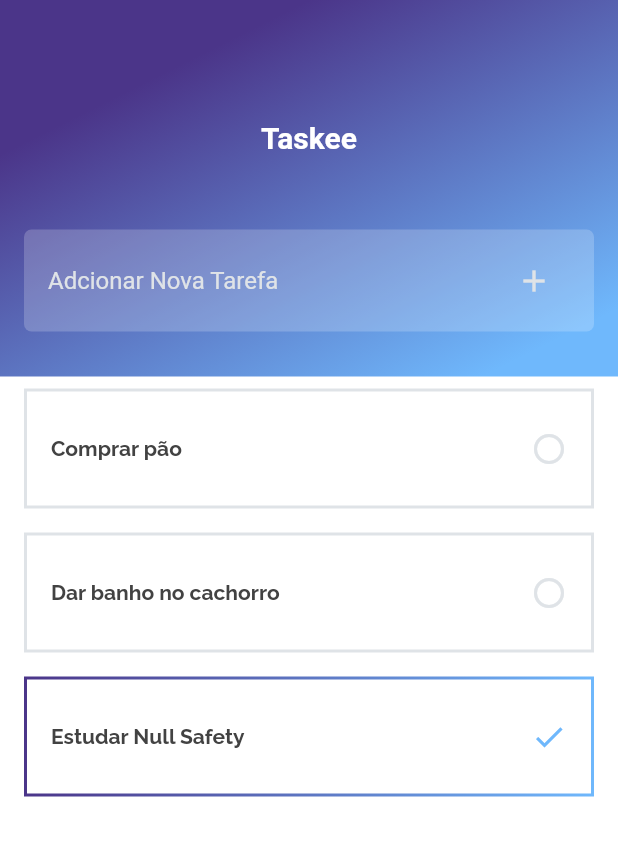
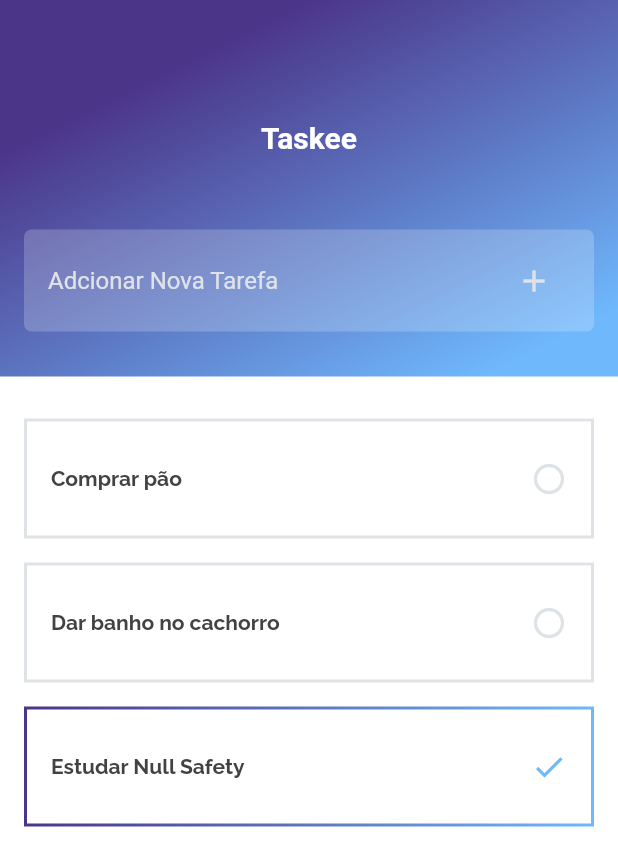
Before and after one commit to caiovini64/taskee-app, a Flutter app: the screen it shows after launch, on a phone screen of 412 x 824 dp. Shown: the top 866 px of the screen. Run offline on Flutter 3.47's test engine with Material 2 defaults, Android fonts, the phone set to English and light mode, and no system bars; drawn by our look-alikes of outline_gradient_button; our stand-ins replace google_fonts; missing offline and left inert: dart:js.

Commit message:
Implementa responsividade dos widgets

```diff
--- a/lib/components/task_item.dart
+++ /dev/null
@@ -1,99 +0,0 @@
-import 'package:flutter/material.dart';
-import 'package:outline_gradient_button/outline_gradient_button.dart';
-import 'package:provider/provider.dart';
-import 'package:taskee/provider/task_model.dart';
-import 'package:taskee/provider/task_provider.dart';
-
-class TaskItem extends StatelessWidget {
-  @override
-  Widget build(BuildContext context) {
-    return Consumer<TaskModel>(
-      builder: (ctx, task, __) => GestureDetector(
-        onTap: () {
-          task.toggleCheck();
-        },
-        child: Padding(
-          padding: const EdgeInsets.fromLTRB(16, 8, 16, 8),
-          child: Dismissible(
-            confirmDismiss: (_) async {
-              return showDialog(
-                context: context,
-                builder: (context) => AlertDialog(
-                  title: Text('Excluir tarefa?'),
-                  actions: [
-                    TextButton(
-                      onPressed: () {
-                        Navigator.of(context).pop(false);
-                      },
-                      child: Text('Cancelar'),
-                    ),
-                    TextButton(
-                      onPressed: () {
-                        Navigator.of(context).pop(true);
-                      },
-                      child: Text('Ok'),
-                    ),
-                  ],
-                ),
-              );
-            },
-            onDismissed: (_) {
-              Provider.of<TaskProvider>(context, listen: false).remove(task.id);
-            },
-            direction: DismissDirection.startToEnd,
-            key: UniqueKey(),
-            background: Container(
-              decoration: BoxDecoration(
-                color: Colors.red,
-                borderRadius: BorderRadius.circular(5),
-              ),
-              child: Align(
-                alignment: Alignment(-0.9, 0.0),
-                child: Icon(
-                  Icons.delete,
-                  color: Colors.white,
-                ),
-              ),
-            ),
-            child: OutlineGradientButton(
-              backgroundColor: Colors.transparent,
-              radius: Radius.circular(0),
-              strokeWidth: 2,
-              padding: EdgeInsets.only(top: 10, bottom: 10),
-              gradient: LinearGradient(
-                colors: task.isChecked == true
-                    ? [
-                        Theme.of(context).primaryColor,
-                        Theme.of(context).primaryColorLight,
-                      ]
-                    : [
-                        Theme.of(context).disabledColor,
-                        Theme.of(context).disabledColor,
-                      ],
-                begin: Alignment.centerLeft,
-                end: Alignment.centerRight,
-              ),
-              child: ListTile(
-                title: Text(
-                  task.title,
-                  style: Theme.of(context).textTheme.headline2,
-                  overflow: TextOverflow.ellipsis,
-                  maxLines: 2,
-                  softWrap: true,
-                ),
-                trailing: Icon(
-                  task.isChecked == true
-                      ? Icons.check_outlined
-                      : Icons.panorama_fish_eye,
-                  color: task.isChecked == true
-                      ? Theme.of(context).primaryColorLight
-                      : Theme.of(context).disabledColor,
-                ),
-              ),
-            ),
-          ),
-        ),
-      ),
-    );
-  }
-}
--- a/lib/main.dart
+++ b/lib/main.dart
@@ -1,6 +1,6 @@
 import 'package:flutter/material.dart';
 import 'package:taskee/provider/task_provider.dart';
-import 'views/home_page.dart';
+import 'pages/home_page.dart';
 import 'package:google_fonts/google_fonts.dart';
 import 'package:provider/provider.dart';
 
--- a/lib/views/home_page.dart
+++ b/lib/pages/home_page.dart
@@ -1,12 +1,13 @@
 import 'package:flutter/material.dart';
-import 'package:taskee/components/task_form_field.dart';
+import 'package:taskee/widgets/task_form_field.dart';
 
-import 'package:taskee/components/task_list.dart';
+import 'package:taskee/widgets/task_list.dart';
 
 class HomePage extends StatelessWidget {
   @override
   Widget build(BuildContext context) {
     return Scaffold(
+      //Degradê fundo
       body: Container(
         decoration: BoxDecoration(
           gradient: LinearGradient(
--- /dev/null
+++ b/lib/utils/layout_utils.dart
@@ -0,0 +1,10 @@
+import 'dart:js';
+
+import 'package:flutter/material.dart';
+
+class LayoutUtils {
+  BuildContext context;
+  LayoutUtils(this.context);
+  bool isLargeScreen() => MediaQuery.of(context).size.width > 600;
+  double resizeWidget(double valor) => isLargeScreen() ? valor * 1.6 : valor;
+}
--- a/lib/components/task_form_field.dart
+++ b/lib/widgets/task_form_field.dart
@@ -2,15 +2,19 @@ import 'package:flutter/material.dart';
 import 'package:provider/provider.dart';
 import 'package:taskee/provider/task_model.dart';
 import 'package:taskee/provider/task_provider.dart';
+import 'package:taskee/utils/layout_utils.dart';
 
 class TaskFormField extends StatelessWidget {
   @override
   Widget build(BuildContext context) {
+    LayoutUtils _layoutUtil = LayoutUtils(context);
+
     final taskTitleController = TextEditingController();
 
     return Padding(
       padding: const EdgeInsets.only(left: 16, right: 16, top: 20, bottom: 30),
       child: Container(
+        width: _layoutUtil.resizeWidget(400),
         decoration: BoxDecoration(
           color: Colors.white.withOpacity(0.2),
           borderRadius: BorderRadius.circular(5),
--- /dev/null
+++ b/lib/widgets/task_item.dart
@@ -0,0 +1,107 @@
+import 'package:flutter/material.dart';
+import 'package:outline_gradient_button/outline_gradient_button.dart';
+import 'package:provider/provider.dart';
+import 'package:taskee/provider/task_model.dart';
+import 'package:taskee/provider/task_provider.dart';
+import 'package:taskee/utils/layout_utils.dart';
+
+class TaskItem extends StatelessWidget {
+  @override
+  Widget build(BuildContext context) {
+    LayoutUtils _layoutUtils = LayoutUtils(context);
+    return Consumer<TaskModel>(
+      builder: (ctx, task, __) => GestureDetector(
+        onTap: () {
+          task.toggleCheck();
+        },
+        child: Center(
+          child: Padding(
+            padding: const EdgeInsets.fromLTRB(16, 8, 16, 8),
+            child: Dismissible(
+              confirmDismiss: (_) async {
+                return showDialog(
+                  context: context,
+                  builder: (context) => AlertDialog(
+                    title: Text('Excluir tarefa?'),
+                    actions: [
+                      TextButton(
+                        onPressed: () {
+                          Navigator.of(context).pop(false);
+                        },
+                        child: Text('Cancelar'),
+                      ),
+                      TextButton(
+                        onPressed: () {
+                          Navigator.of(context).pop(true);
+                        },
+                        child: Text('Ok'),
+                      ),
+                    ],
+                  ),
+                );
+              },
+              onDismissed: (_) {
+                Provider.of<TaskProvider>(context, listen: false)
+                    .remove(task.id);
+              },
+              direction: DismissDirection.startToEnd,
+              key: UniqueKey(),
+              background: Container(
+                decoration: BoxDecoration(
+                  color: Colors.red,
+                  borderRadius: BorderRadius.circular(5),
+                ),
+                child: Align(
+                  alignment: Alignment(-0.9, 0.0),
+                  child: Icon(
+                    Icons.delete,
+                    color: Colors.white,
+                  ),
+                ),
+              ),
+              child: OutlineGradientButton(
+                backgroundColor: Colors.transparent,
+                radius: Radius.circular(0),
+                strokeWidth: 2,
+                padding: EdgeInsets.only(top: 10, bottom: 10),
+                gradient: LinearGradient(
+                  colors: task.isChecked == true
+                      ? [
+                          Theme.of(context).primaryColor,
+                          Theme.of(context).primaryColorLight,
+                        ]
+                      : [
+                          Theme.of(context).disabledColor,
+                          Theme.of(context).disabledColor,
+                        ],
+                  begin: Alignment.centerLeft,
+                  end: Alignment.centerRight,
+                ),
+                child: Container(
+                  width: _layoutUtils.resizeWidget(400),
+                  child: ListTile(
+                    title: Text(
+                      task.title,
+                      style: Theme.of(context).textTheme.headline2,
+                      overflow: TextOverflow.ellipsis,
+                      maxLines: 2,
+                      softWrap: true,
+                    ),
+                    trailing: Icon(
+                      task.isChecked == true
+                          ? Icons.check_outlined
+                          : Icons.panorama_fish_eye,
+                      color: task.isChecked == true
+                          ? Theme.of(context).primaryColorLight
+                          : Theme.of(context).disabledColor,
+                    ),
+                  ),
+                ),
+              ),
+            ),
+          ),
+        ),
+      ),
+    );
+  }
+}
--- a/lib/components/task_list.dart
+++ b/lib/widgets/task_list.dart
@@ -1,6 +1,6 @@
 import 'package:flutter/material.dart';
 import 'package:provider/provider.dart';
-import 'package:taskee/components/task_item.dart';
+import 'package:taskee/widgets/task_item.dart';
 import 'package:taskee/provider/task_provider.dart';
 
 class TaskList extends StatelessWidget {
@@ -8,11 +8,14 @@ class TaskList extends StatelessWidget {
   Widget build(BuildContext context) {
     final task = Provider.of<TaskProvider>(context, listen: true);
     final taskList = task.items;
-    return ListView.builder(
-      itemCount: taskList.length,
-      itemBuilder: (context, i) => ChangeNotifierProvider.value(
-        value: taskList[i],
-        child: TaskItem(),
+    return Padding(
+      padding: const EdgeInsets.only(top: 20),
+      child: ListView.builder(
+        itemCount: taskList.length,
+        itemBuilder: (context, i) => ChangeNotifierProvider.value(
+          value: taskList[i],
+          child: TaskItem(),
+        ),
       ),
     );
   }
```
Also changed, not shown: pubspec.lock.
